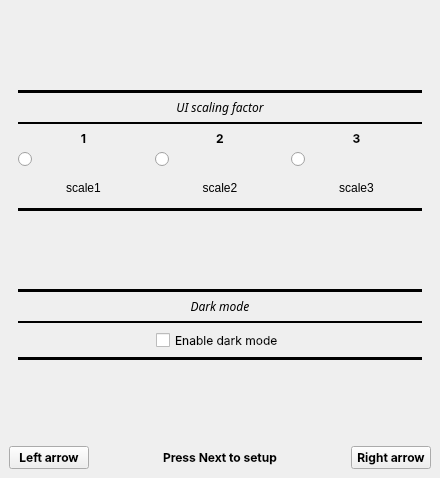
First picture: the form in oobewindow.ui, repository Quill-OS/oobe-inkbox, before the edit.
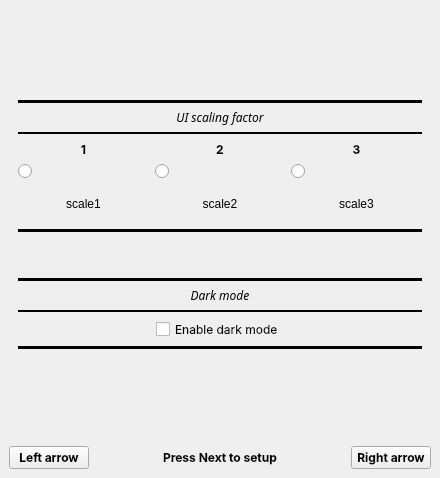
Second picture: the form after the edit. The open tabs and pages were chosen to show the change.

Commit message: Dark mode fixes

```diff
--- a/oobewindow.ui
+++ b/oobewindow.ui
@@ -172,32 +172,6 @@
          <layout class="QVBoxLayout" name="verticalLayout_5">
           <item>
            <layout class="QGridLayout" name="gridLayout_11">
-            <item row="12" column="0">
-             <spacer name="verticalSpacer_6">
-              <property name="orientation">
-               <enum>Qt::Vertical</enum>
-              </property>
-              <property name="sizeHint" stdset="0">
-               <size>
-                <width>20</width>
-                <height>40</height>
-               </size>
-              </property>
-             </spacer>
-            </item>
-            <item row="4" column="0">
-             <widget class="Line" name="line_4">
-              <property name="frameShadow">
-               <enum>QFrame::Plain</enum>
-              </property>
-              <property name="lineWidth">
-               <number>2</number>
-              </property>
-              <property name="orientation">
-               <enum>Qt::Horizontal</enum>
-              </property>
-             </widget>
-            </item>
             <item row="11" column="0">
              <widget class="Line" name="line_11">
               <property name="frameShadow">
@@ -211,6 +185,215 @@
               </property>
              </widget>
             </item>
+            <item row="18" column="0">
+             <spacer name="verticalSpacer_12">
+              <property name="orientation">
+               <enum>Qt::Vertical</enum>
+              </property>
+              <property name="sizeHint" stdset="0">
+               <size>
+                <width>20</width>
+                <height>40</height>
+               </size>
+              </property>
+             </spacer>
+            </item>
+            <item row="0" column="0">
+             <spacer name="verticalSpacer_13">
+              <property name="orientation">
+               <enum>Qt::Vertical</enum>
+              </property>
+              <property name="sizeHint" stdset="0">
+               <size>
+                <width>20</width>
+                <height>40</height>
+               </size>
+              </property>
+             </spacer>
+            </item>
+            <item row="17" column="0">
+             <widget class="QStackedWidget" name="darkModeWidget">
+              <widget class="QWidget" name="page_9">
+               <layout class="QVBoxLayout" name="verticalLayout_9">
+                <property name="leftMargin">
+                 <number>0</number>
+                </property>
+                <property name="topMargin">
+                 <number>0</number>
+                </property>
+                <property name="rightMargin">
+                 <number>0</number>
+                </property>
+                <property name="bottomMargin">
+                 <number>0</number>
+                </property>
+                <item>
+                 <spacer name="verticalSpacer_6">
+                  <property name="orientation">
+                   <enum>Qt::Vertical</enum>
+                  </property>
+                  <property name="sizeHint" stdset="0">
+                   <size>
+                    <width>20</width>
+                    <height>40</height>
+                   </size>
+                  </property>
+                 </spacer>
+                </item>
+                <item>
+                 <widget class="Line" name="line_5">
+                  <property name="frameShadow">
+                   <enum>QFrame::Plain</enum>
+                  </property>
+                  <property name="lineWidth">
+                   <number>4</number>
+                  </property>
+                  <property name="orientation">
+                   <enum>Qt::Horizontal</enum>
+                  </property>
+                 </widget>
+                </item>
+                <item>
+                 <widget class="QLabel" name="darkModeLabel">
+                  <property name="font">
+                   <font>
+                    <family>Chivo</family>
+                    <italic>true</italic>
+                   </font>
+                  </property>
+                  <property name="text">
+                   <string>Dark mode</string>
+                  </property>
+                  <property name="alignment">
+                   <set>Qt::AlignCenter</set>
+                  </property>
+                 </widget>
+                </item>
+                <item>
+                 <widget class="Line" name="line_9">
+                  <property name="frameShadow">
+                   <enum>QFrame::Plain</enum>
+                  </property>
+                  <property name="lineWidth">
+                   <number>2</number>
+                  </property>
+                  <property name="orientation">
+                   <enum>Qt::Horizontal</enum>
+                  </property>
+                 </widget>
+                </item>
+                <item>
+                 <layout class="QGridLayout" name="gridLayout_20">
+                  <property name="bottomMargin">
+                   <number>0</number>
+                  </property>
+                  <item row="0" column="0">
+                   <spacer name="horizontalSpacer_17">
+                    <property name="orientation">
+                     <enum>Qt::Horizontal</enum>
+                    </property>
+                    <property name="sizeHint" stdset="0">
+                     <size>
+                      <width>40</width>
+                      <height>20</height>
+                     </size>
+                    </property>
+                   </spacer>
+                  </item>
+                  <item row="0" column="1">
+                   <widget class="QCheckBox" name="checkBox">
+                    <property name="font">
+                     <font>
+                      <family>Inter</family>
+                     </font>
+                    </property>
+                    <property name="text">
+                     <string>Enable dark mode</string>
+                    </property>
+                   </widget>
+                  </item>
+                  <item row="0" column="2">
+                   <spacer name="horizontalSpacer_18">
+                    <property name="orientation">
+                     <enum>Qt::Horizontal</enum>
+                    </property>
+                    <property name="sizeHint" stdset="0">
+                     <size>
+                      <width>40</width>
+                      <height>20</height>
+                     </size>
+                    </property>
+                   </spacer>
+                  </item>
+                 </layout>
+                </item>
+                <item>
+                 <widget class="Line" name="line_10">
+                  <property name="frameShadow">
+                   <enum>QFrame::Plain</enum>
+                  </property>
+                  <property name="lineWidth">
+                   <number>4</number>
+                  </property>
+                  <property name="orientation">
+                   <enum>Qt::Horizontal</enum>
+                  </property>
+                 </widget>
+                </item>
+               </layout>
+              </widget>
+              <widget class="QWidget" name="page_10"/>
+             </widget>
+            </item>
+            <item row="1" column="0">
+             <widget class="Line" name="line_8">
+              <property name="frameShadow">
+               <enum>QFrame::Plain</enum>
+              </property>
+              <property name="lineWidth">
+               <number>4</number>
+              </property>
+              <property name="orientation">
+               <enum>Qt::Horizontal</enum>
+              </property>
+             </widget>
+            </item>
+            <item row="4" column="0">
+             <widget class="Line" name="line_4">
+              <property name="frameShadow">
+               <enum>QFrame::Plain</enum>
+              </property>
+              <property name="lineWidth">
+               <number>2</number>
+              </property>
+              <property name="orientation">
+               <enum>Qt::Horizontal</enum>
+              </property>
+             </widget>
+            </item>
+            <item row="5" column="0">
+             <layout class="QGridLayout" name="gridLayout_17">
+              <property name="bottomMargin">
+               <number>0</number>
+              </property>
+             </layout>
+            </item>
+            <item row="2" column="0">
+             <widget class="QLabel" name="uiScalingLabel">
+              <property name="font">
+               <font>
+                <family>Chivo</family>
+                <italic>true</italic>
+               </font>
+              </property>
+              <property name="text">
+               <string>UI scaling factor</string>
+              </property>
+              <property name="alignment">
+               <set>Qt::AlignCenter</set>
+              </property>
+             </widget>
+            </item>
             <item row="10" column="0">
              <widget class="QStackedWidget" name="scalingWidget">
               <widget class="QWidget" name="page_6">
@@ -265,7 +448,6 @@
                     <property name="font">
                      <font>
                       <family>Inter</family>
-                      <weight>75</weight>
                       <bold>true</bold>
                      </font>
                     </property>
@@ -296,7 +478,6 @@
                     <property name="font">
                      <font>
                       <family>Inter</family>
-                      <weight>75</weight>
                       <bold>true</bold>
                      </font>
                     </property>
@@ -313,7 +494,6 @@
                     <property name="font">
                      <font>
                       <family>Inter</family>
-                      <weight>75</weight>
                       <bold>true</bold>
                      </font>
                     </property>
@@ -369,168 +549,6 @@
               <widget class="QWidget" name="page_7"/>
              </widget>
             </item>
-            <item row="1" column="0">
-             <widget class="Line" name="line_8">
-              <property name="frameShadow">
-               <enum>QFrame::Plain</enum>
-              </property>
-              <property name="lineWidth">
-               <number>4</number>
-              </property>
-              <property name="orientation">
-               <enum>Qt::Horizontal</enum>
-              </property>
-             </widget>
-            </item>
-            <item row="18" column="0">
-             <spacer name="verticalSpacer_12">
-              <property name="orientation">
-               <enum>Qt::Vertical</enum>
-              </property>
-              <property name="sizeHint" stdset="0">
-               <size>
-                <width>20</width>
-                <height>40</height>
-               </size>
-              </property>
-             </spacer>
-            </item>
-            <item row="0" column="0">
-             <spacer name="verticalSpacer_13">
-              <property name="orientation">
-               <enum>Qt::Vertical</enum>
-              </property>
-              <property name="sizeHint" stdset="0">
-               <size>
-                <width>20</width>
-                <height>40</height>
-               </size>
-              </property>
-             </spacer>
-            </item>
-            <item row="13" column="0">
-             <widget class="Line" name="line_5">
-              <property name="frameShadow">
-               <enum>QFrame::Plain</enum>
-              </property>
-              <property name="lineWidth">
-               <number>4</number>
-              </property>
-              <property name="orientation">
-               <enum>Qt::Horizontal</enum>
-              </property>
-             </widget>
-            </item>
-            <item row="15" column="0">
-             <widget class="Line" name="line_9">
-              <property name="frameShadow">
-               <enum>QFrame::Plain</enum>
-              </property>
-              <property name="lineWidth">
-               <number>2</number>
-              </property>
-              <property name="orientation">
-               <enum>Qt::Horizontal</enum>
-              </property>
-             </widget>
-            </item>
-            <item row="17" column="0">
-             <widget class="Line" name="line_10">
-              <property name="frameShadow">
-               <enum>QFrame::Plain</enum>
-              </property>
-              <property name="lineWidth">
-               <number>4</number>
-              </property>
-              <property name="orientation">
-               <enum>Qt::Horizontal</enum>
-              </property>
-             </widget>
-            </item>
-            <item row="14" column="0">
-             <widget class="QLabel" name="darkModeLabel">
-              <property name="font">
-               <font>
-                <family>Chivo</family>
-                <italic>true</italic>
-               </font>
-              </property>
-              <property name="text">
-               <string>Dark mode</string>
-              </property>
-              <property name="alignment">
-               <set>Qt::AlignCenter</set>
-              </property>
-             </widget>
-            </item>
-            <item row="16" column="0">
-             <layout class="QGridLayout" name="gridLayout_20">
-              <property name="bottomMargin">
-               <number>0</number>
-              </property>
-              <item row="0" column="0">
-               <spacer name="horizontalSpacer_17">
-                <property name="orientation">
-                 <enum>Qt::Horizontal</enum>
-                </property>
-                <property name="sizeHint" stdset="0">
-                 <size>
-                  <width>40</width>
-                  <height>20</height>
-                 </size>
-                </property>
-               </spacer>
-              </item>
-              <item row="0" column="1">
-               <widget class="QCheckBox" name="checkBox">
-                <property name="font">
-                 <font>
-                  <family>Inter</family>
-                 </font>
-                </property>
-                <property name="text">
-                 <string>Enable dark mode</string>
-                </property>
-               </widget>
-              </item>
-              <item row="0" column="2">
-               <spacer name="horizontalSpacer_18">
-                <property name="orientation">
-                 <enum>Qt::Horizontal</enum>
-                </property>
-                <property name="sizeHint" stdset="0">
-                 <size>
-                  <width>40</width>
-                  <height>20</height>
-                 </size>
-                </property>
-               </spacer>
-              </item>
-             </layout>
-            </item>
-            <item row="2" column="0">
-             <widget class="QLabel" name="uiScalingLabel">
-              <property name="font">
-               <font>
-                <family>Chivo</family>
-                <italic>true</italic>
-               </font>
-              </property>
-              <property name="text">
-               <string>UI scaling factor</string>
-              </property>
-              <property name="alignment">
-               <set>Qt::AlignCenter</set>
-              </property>
-             </widget>
-            </item>
-            <item row="5" column="0">
-             <layout class="QGridLayout" name="gridLayout_17">
-              <property name="bottomMargin">
-               <number>0</number>
-              </property>
-             </layout>
-            </item>
            </layout>
           </item>
          </layout>
```
Left out of the diff: 14 changed lines with no effect on the pictures. The commit also changes 1 other file.
